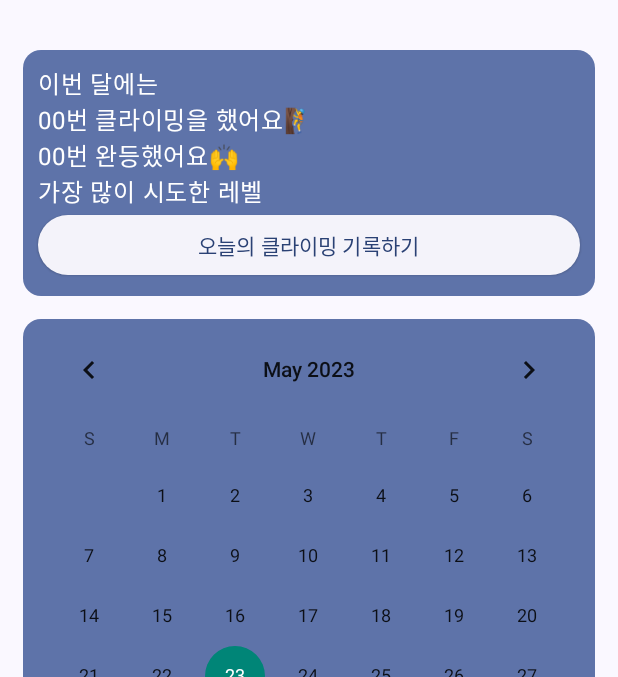
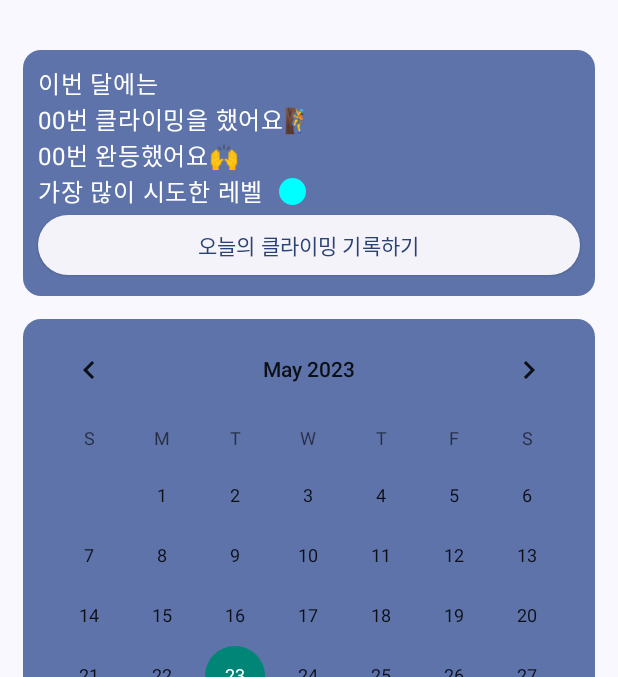
Before and after one commit to gogumaC/ClimbUp, an Android app built with Jetpack Compose: the screen it shows after launch (MainActivity), on a phone screen of 412 x 824 dp, the part 69-746 px from its top. Run offline under Robolectric (Android 15) with nearby library versions, the phone set to English and light mode, and no system bars.

Commit message:
feat(Home): Create level icon

```diff
--- a/app/src/main/java/com/gogumac/climbup/MainActivity.kt
+++ b/app/src/main/java/com/gogumac/climbup/MainActivity.kt
@@ -5,6 +5,7 @@ import android.util.Log
 import android.widget.CalendarView
 import androidx.activity.ComponentActivity
 import androidx.activity.compose.setContent
+import androidx.compose.foundation.Canvas
 import androidx.compose.foundation.layout.Arrangement
 import androidx.compose.foundation.layout.Column
 import androidx.compose.foundation.layout.PaddingValues
@@ -12,6 +13,7 @@ import androidx.compose.foundation.layout.Row
 import androidx.compose.foundation.layout.fillMaxSize
 import androidx.compose.foundation.layout.fillMaxWidth
 import androidx.compose.foundation.layout.padding
+import androidx.compose.foundation.layout.size
 import androidx.compose.foundation.layout.wrapContentHeight
 import androidx.compose.foundation.layout.wrapContentWidth
 import androidx.compose.foundation.lazy.grid.GridCells
@@ -33,6 +35,7 @@ import androidx.compose.material3.TopAppBar
 import androidx.compose.runtime.Composable
 import androidx.compose.ui.Alignment
 import androidx.compose.ui.Modifier
+import androidx.compose.ui.graphics.Color
 import androidx.compose.ui.res.stringResource
 import androidx.compose.ui.tooling.preview.Preview
 import androidx.compose.ui.unit.dp
@@ -117,8 +120,11 @@ class MainActivity : ComponentActivity() {
                 Text(stringResource(R.string.home1))
                 Text("00"+stringResource(R.string.home2))
                 Text("00"+stringResource(R.string.home3))
-                Row() {
-                    Text(stringResource(R.string.home4))
+                Row(
+                    verticalAlignment = Alignment.CenterVertically
+                ) {
+                    Text(stringResource(R.string.home4),modifier=Modifier.padding(end=10.dp))
+                    LevelIcon(modifier=Modifier.size(18.dp))
                 }
                 ElevatedButton(
                     onClick = { /*TODO*/ },
@@ -206,6 +212,16 @@ class MainActivity : ComponentActivity() {
 
     }
 
+    @Composable
+    fun LevelIcon(modifier: Modifier=Modifier){
+        Canvas(
+            modifier=modifier
+        ){
+            drawCircle(
+                color= Color.Cyan,
+            )
+        }
+    }
 
     @Preview
     @Composable
```
